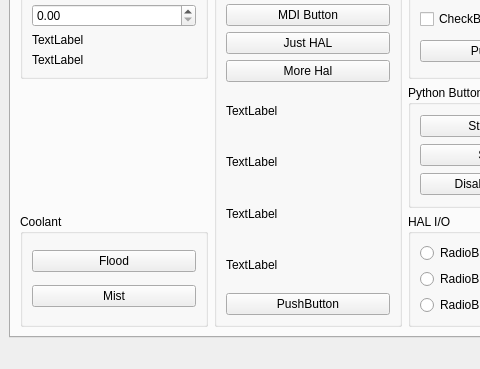
Qt form examples/xyz/xyz.ui (jethornton/flexgui) before a commit; both pictures show x 0 to 480 and y 443 to 812 of the 1004 by 812 pixel window.
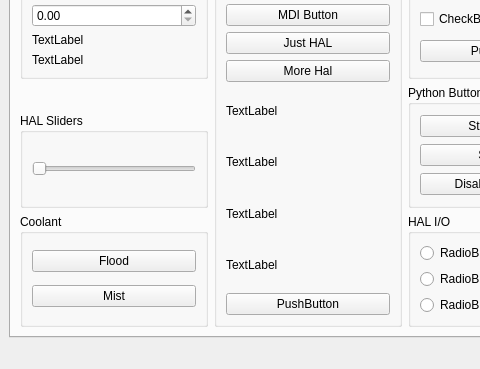
The same form after that commit.

Commit message: add 64 bit for hal slider

```diff
--- a/examples/xyz/xyz.ui
+++ b/examples/xyz/xyz.ui
@@ -3219,6 +3219,37 @@
           </layout>
          </widget>
         </item>
+        <item row="2" column="0">
+         <widget class="QGroupBox" name="groupBox_28">
+          <property name="title">
+           <string>HAL Sliders</string>
+          </property>
+          <layout class="QGridLayout" name="gridLayout_44">
+           <item row="0" column="0">
+            <widget class="QSlider" name="horizontalSlider">
+             <property name="sizePolicy">
+              <sizepolicy hsizetype="Minimum" vsizetype="Fixed">
+               <horstretch>0</horstretch>
+               <verstretch>0</verstretch>
+              </sizepolicy>
+             </property>
+             <property name="orientation">
+              <enum>Qt::Horizontal</enum>
+             </property>
+             <property name="function" stdset="0">
+              <string>hal_pin</string>
+             </property>
+             <property name="pin_name" stdset="0">
+              <string>hal-slider</string>
+             </property>
+             <property name="hal_type" stdset="0">
+              <string>HAL_S64</string>
+             </property>
+            </widget>
+           </item>
+          </layout>
+         </widget>
+        </item>
        </layout>
       </widget>
       <widget class="QWidget" name="tab_3">
```
The commit also changes 2 other files.
